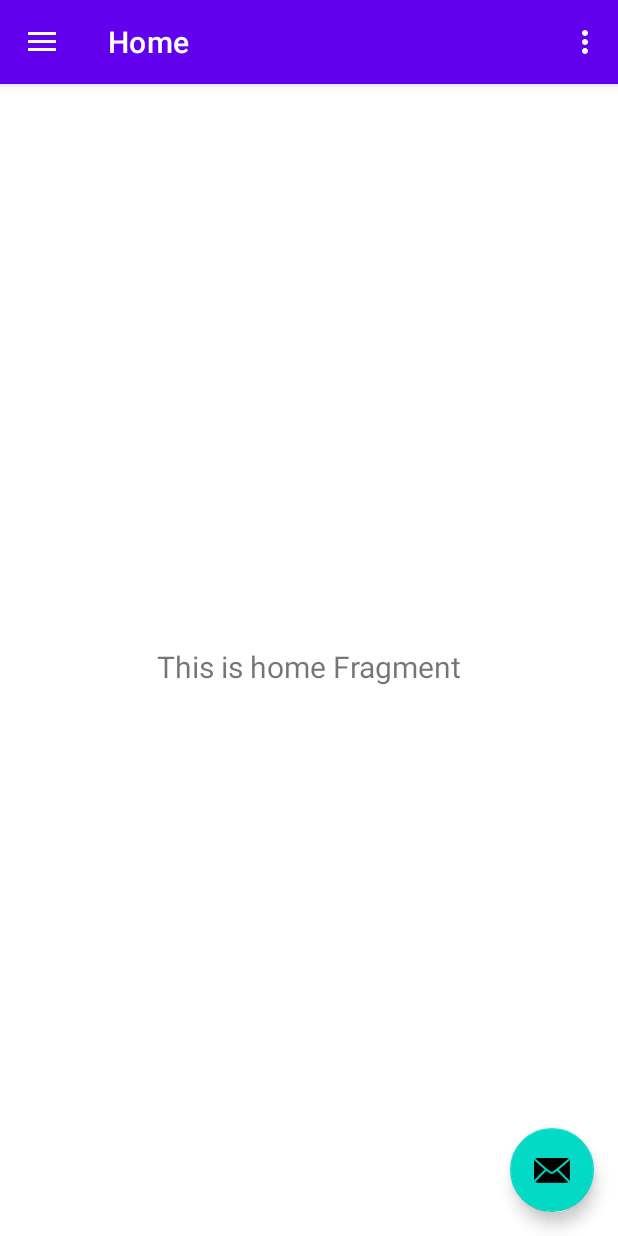
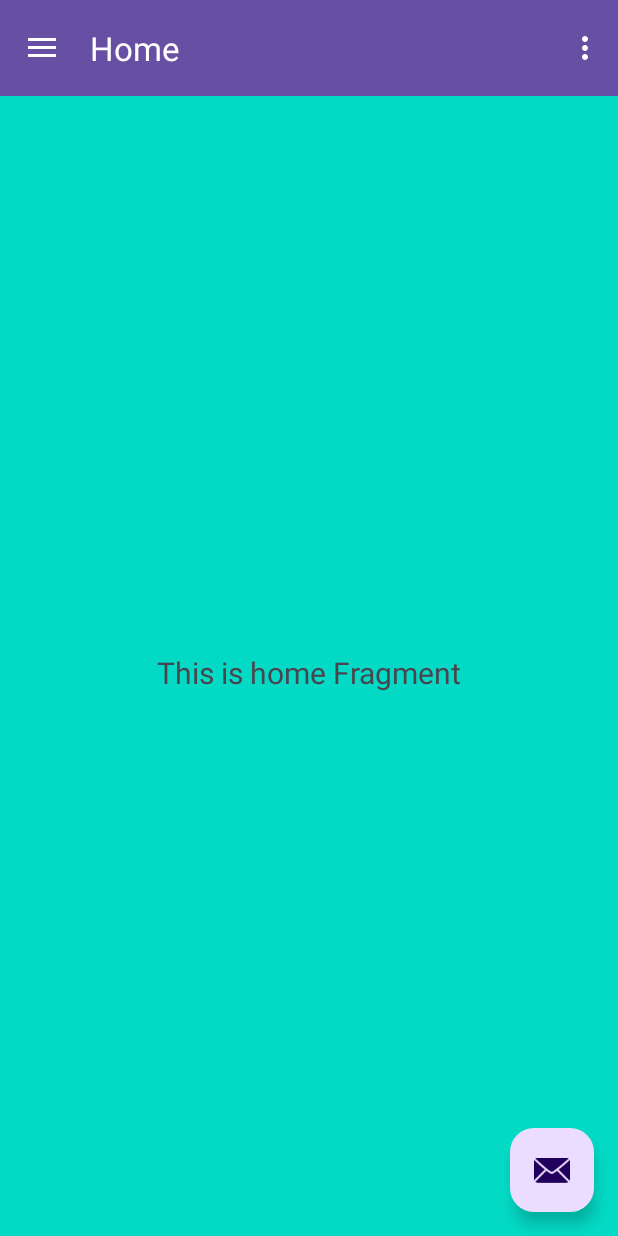
Before and after one commit to SenithuJkdy/infosnap-android, an Android app: the screen it shows after launch (MainActivity), on a phone screen of 412 x 824 dp. Run offline under Robolectric (Android 15) with nearby library versions, the phone set to English and light mode, and no system bars; our stand-ins replace navigation-ui.

Commit message:
feat: add splash screen

```diff
--- a/app/build.gradle.kts
+++ b/app/build.gradle.kts
@@ -39,7 +39,7 @@ android {
 }
 
 dependencies {
-
+    implementation("androidx.core:core-splashscreen:1.0.0")
     implementation(libs.androidx.core.ktx)
     implementation(libs.androidx.appcompat)
     implementation(libs.material)
--- a/app/src/main/AndroidManifest.xml
+++ b/app/src/main/AndroidManifest.xml
@@ -10,13 +10,13 @@
         android:label="@string/app_name"
         android:roundIcon="@mipmap/ic_launcher_round"
         android:supportsRtl="true"
-        android:theme="@style/Theme.Reporternewsapp"
+        android:theme="@style/Theme.App.SplashScreen"
         tools:targetApi="31">
         <activity
             android:name=".MainActivity"
             android:exported="true"
             android:label="@string/app_name"
-            android:theme="@style/Theme.Reporternewsapp.NoActionBar">
+            android:theme="@style/Theme.App.SplashScreen">
             <intent-filter>
                 <action android:name="android.intent.action.MAIN" />
 
--- a/app/src/main/java/com/example/reporter_news_app/MainActivity.kt
+++ b/app/src/main/java/com/example/reporter_news_app/MainActivity.kt
@@ -11,6 +11,8 @@ import androidx.navigation.ui.setupActionBarWithNavController
 import androidx.navigation.ui.setupWithNavController
 import androidx.drawerlayout.widget.DrawerLayout
 import androidx.appcompat.app.AppCompatActivity
+import androidx.core.splashscreen.SplashScreen
+import androidx.core.splashscreen.SplashScreen.Companion.installSplashScreen
 import com.example.reporter_news_app.databinding.ActivityMainBinding
 
 class MainActivity : AppCompatActivity() {
@@ -19,7 +21,11 @@ class MainActivity : AppCompatActivity() {
     private lateinit var binding: ActivityMainBinding
 
     override fun onCreate(savedInstanceState: Bundle?) {
+
+        setTheme(R.style.Theme_MyApp)
         super.onCreate(savedInstanceState)
+        Thread.sleep(3000)
+        installSplashScreen()
 
         binding = ActivityMainBinding.inflate(layoutInflater)
         setContentView(binding.root)
--- /dev/null
+++ b/app/src/main/res/drawable/splash_icon.xml
@@ -0,0 +1,8 @@
+<layer-list xmlns:android="http://schemas.android.com/apk/res/android">
+    <item android:drawable="@color/splash_background"/>
+    <item
+        android:width="64dp"
+        android:height="64dp"
+        android:drawable="@drawable/google"
+        android:gravity="center"/>
+</layer-list>
--- a/app/src/main/res/values/colors.xml
+++ b/app/src/main/res/values/colors.xml
@@ -7,4 +7,6 @@
     <color name="teal_700">#FF018786</color>
     <color name="black">#FF000000</color>
     <color name="white">#FFFFFFFF</color>
+
+    <color name="splash_background">#FF2196F3</color>
 </resources>
--- a/app/src/main/res/values/themes.xml
+++ b/app/src/main/res/values/themes.xml
@@ -22,4 +22,19 @@
     <style name="Theme.Reporternewsapp.AppBarOverlay" parent="ThemeOverlay.AppCompat.Dark.ActionBar" />
 
     <style name="Theme.Reporternewsapp.PopupOverlay" parent="ThemeOverlay.AppCompat.Light" />
+
+    <style name="Theme.MyApp" parent="Theme.Material3.DayNight.NoActionBar">
+        <!-- Normal App Theme -->
+        <item name="android:windowBackground">@color/teal_200</item>
+    </style>
+
+    <style name="Theme.App.SplashScreen" parent="Theme.SplashScreen">
+<!--        <item name="android:windowBackground">@color/teal_200</item>-->
+        <!-- Animated icon (Use vector drawable) -->
+        <item name="windowSplashScreenAnimatedIcon">@drawable/splash_icon</item>
+        <!-- Theme to apply after the splash screen disappears -->
+        <item name="postSplashScreenTheme">@style/Theme.MyApp</item>
+    </style>
+
+
 </resources>
```
Also changed, not shown: app/src/main/res/drawable/splash_screen.xml (added, +10 -0 lines), app/src/main/res/drawable/google.webp (added).
